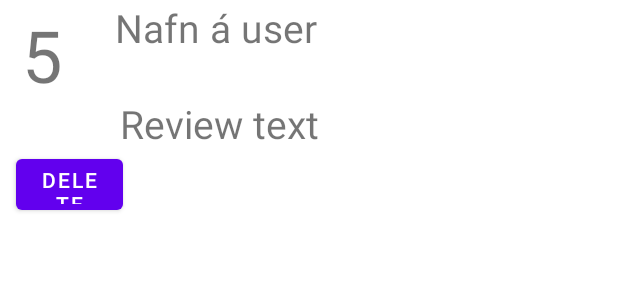
After one commit to bjorgvinhall/HikersOfIceland, an Android app: the layout review_list_item.xml on its own in the app's theme, with its tools: preview values and no code run, on a phone screen of 412 x 824 dp. The commit adds this screen. Shown: the top 300 px of the screen. Run offline under Robolectric (Android 15) with nearby library versions, the phone set to English and light mode, and no system bars; network calls fail.

Commit message:
Bætti við reviews og xml fyrir það

```diff
--- a/app/src/main/java/is/hi/hbv601g/hikers/Entities/Hike.java
+++ b/app/src/main/java/is/hi/hbv601g/hikers/Entities/Hike.java
@@ -3,6 +3,7 @@ package is.hi.hbv601g.hikers.Entities;
 import com.google.gson.annotations.SerializedName;
 
 import java.io.Serializable;
+import java.util.ArrayList;
 import java.util.Collections;
 import java.util.List;
 @SuppressWarnings("serial")
--- a/app/src/main/java/is/hi/hbv601g/hikers/Networking/Service.java
+++ b/app/src/main/java/is/hi/hbv601g/hikers/Networking/Service.java
@@ -11,7 +11,7 @@ import java.util.List;
 import is.hi.hbv601g.hikers.Entities.Hike;
 
 public class Service {
-    private static final String BASEURL = "http:10.0.2.2:8080/rest/";
+    private static final String BASEURL = "https://hikers-of-iceland.herokuapp.com/rest/";
     RequestHelper mRequestHelper;
 
     public Service(Context context) {
--- a/app/src/main/res/layout/activity_hike.xml
+++ b/app/src/main/res/layout/activity_hike.xml
@@ -21,6 +21,11 @@
             android:id="@+id/hike_desc"
             android:layout_width="match_parent"
             android:layout_height="248dp" />
+
+        <ListView
+            android:id="@+id/hike_listview"
+            android:layout_width="match_parent"
+            android:layout_height="match_parent" />
     </LinearLayout>
 
 </androidx.constraintlayout.widget.ConstraintLayout>
--- /dev/null
+++ b/app/src/main/res/layout/review_list_item.xml
@@ -0,0 +1,49 @@
+<?xml version="1.0" encoding="utf-8"?>
+<androidx.constraintlayout.widget.ConstraintLayout
+    xmlns:android="http://schemas.android.com/apk/res/android"
+    xmlns:app="http://schemas.android.com/apk/res-auto"
+    xmlns:tools="http://schemas.android.com/tools"
+    android:layout_width="match_parent"
+    android:layout_height="match_parent">
+
+    <AbsoluteLayout
+        android:layout_width="match_parent"
+        android:layout_height="match_parent">
+
+        <TextView
+            android:id="@+id/reviewlist_uname"
+            android:layout_width="322dp"
+            android:layout_height="wrap_content"
+            android:layout_x="77dp"
+            android:layout_y="1dp"
+            android:text="Nafn á user"
+            android:textSize="26dp" />
+
+        <Button
+            android:id="@+id/reviewlist_button"
+            android:layout_width="71dp"
+            android:layout_height="46dp"
+            android:layout_x="11dp"
+            android:layout_y="100dp"
+            android:text="Delete" />
+
+        <TextView
+            android:id="@+id/reviewlist_rating"
+            android:layout_width="45dp"
+            android:layout_height="61dp"
+            android:layout_x="15dp"
+            android:layout_y="4dp"
+            android:text="5"
+            android:textSize="48sp" />
+
+        <TextView
+            android:id="@+id/reviewlist_desc"
+            android:layout_width="324dp"
+            android:layout_height="127dp"
+            android:layout_x="80dp"
+            android:layout_y="65dp"
+            android:text="Review text"
+            android:textSize="26dp" />
+    </AbsoluteLayout>
+
+</androidx.constraintlayout.widget.ConstraintLayout>
```
Also changed, not shown: app/src/main/java/is/hi/hbv601g/hikers/HikeActivity.java (+69 -2 lines).
